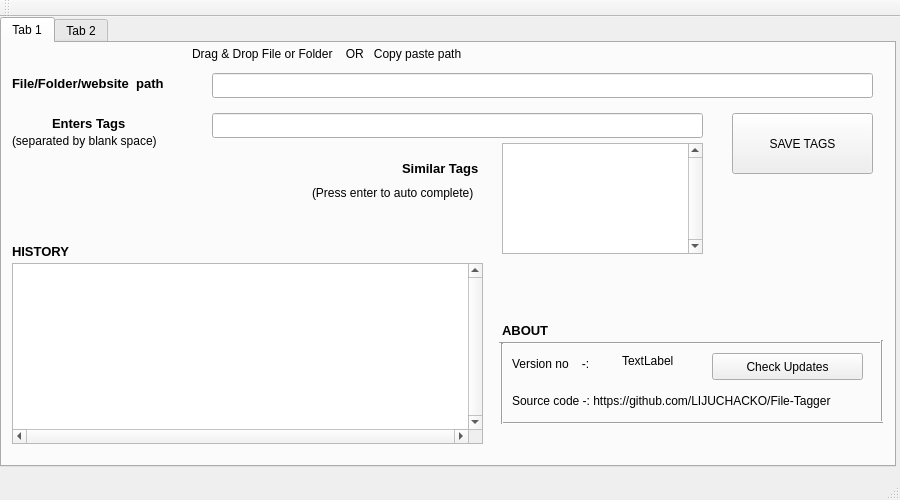
Qt form filetagger.ui (LIJUCHACKO/File-Tagger) before a commit.
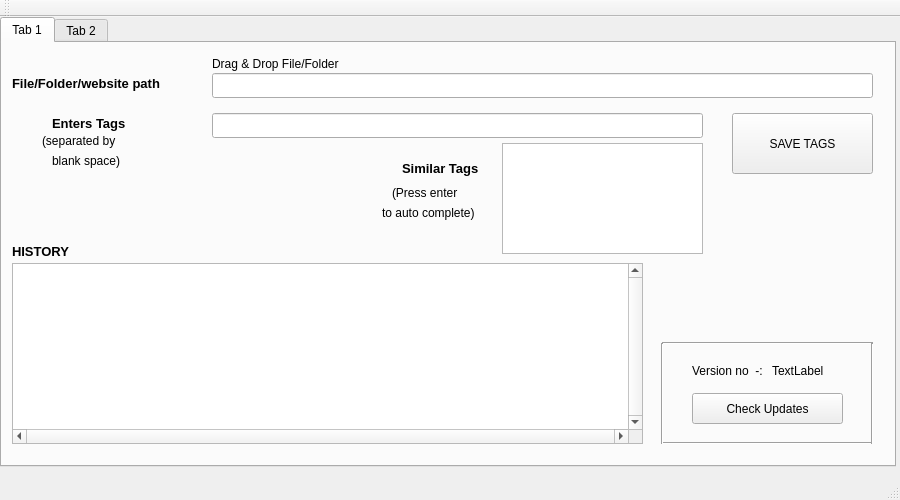
The same form after that commit.

Commit message: interface modified, corrected windows file separator bug

```diff
--- a/filetagger.ui
+++ b/filetagger.ui
@@ -88,7 +88,10 @@
        </size>
       </property>
       <property name="verticalScrollBarPolicy">
-       <enum>Qt::ScrollBarAlwaysOn</enum>
+       <enum>Qt::ScrollBarAlwaysOff</enum>
+      </property>
+      <property name="horizontalScrollBarPolicy">
+       <enum>Qt::ScrollBarAsNeeded</enum>
       </property>
       <property name="sizeAdjustPolicy">
        <enum>QAbstractScrollArea::AdjustToContents</enum>
@@ -171,7 +174,7 @@
        <rect>
         <x>10</x>
         <y>220</y>
-        <width>471</width>
+        <width>631</width>
         <height>181</height>
        </rect>
       </property>
@@ -238,54 +241,41 @@
        </font>
       </property>
       <property name="text">
-       <string>File/Folder/website  path</string>
+       <string>File/Folder/website path</string>
       </property>
      </widget>
      <widget class="QLabel" name="filenametag_2">
       <property name="geometry">
        <rect>
-        <x>190</x>
-        <y>0</y>
-        <width>311</width>
+        <x>210</x>
+        <y>10</y>
+        <width>211</width>
         <height>21</height>
        </rect>
       </property>
       <property name="text">
-       <string>Drag &amp; Drop File or Folder    OR   Copy paste path</string>
+       <string>Drag &amp; Drop File/Folder </string>
       </property>
      </widget>
      <widget class="QLabel" name="Versiono">
       <property name="geometry">
        <rect>
-        <x>510</x>
-        <y>310</y>
+        <x>690</x>
+        <y>320</y>
         <width>91</width>
-        <height>21</height>
-       </rect>
-      </property>
-      <property name="text">
-       <string>Version no    -:</string>
-      </property>
-     </widget>
-     <widget class="QLabel" name="Source">
-      <property name="geometry">
-       <rect>
-        <x>510</x>
-        <y>350</y>
-        <width>361</width>
         <height>16</height>
        </rect>
       </property>
       <property name="text">
-       <string>Source code -: https://github.com/LIJUCHACKO/File-Tagger</string>
+       <string>Version no  -:</string>
       </property>
      </widget>
      <widget class="QLabel" name="version">
       <property name="geometry">
        <rect>
-        <x>620</x>
-        <y>310</y>
-        <width>81</width>
+        <x>770</x>
+        <y>320</y>
+        <width>71</width>
         <height>16</height>
        </rect>
       </property>
@@ -293,32 +283,12 @@
        <string>TextLabel</string>
       </property>
      </widget>
-     <widget class="QLabel" name="label">
-      <property name="geometry">
-       <rect>
-        <x>500</x>
-        <y>280</y>
-        <width>59</width>
-        <height>15</height>
-       </rect>
-      </property>
-      <property name="font">
-       <font>
-        <pointsize>10</pointsize>
-        <weight>75</weight>
-        <bold>true</bold>
-       </font>
-      </property>
-      <property name="text">
-       <string>ABOUT</string>
-      </property>
-     </widget>
      <widget class="Line" name="line">
       <property name="geometry">
        <rect>
-        <x>497</x>
+        <x>660</x>
         <y>290</y>
-        <width>381</width>
+        <width>211</width>
         <height>20</height>
        </rect>
       </property>
@@ -329,9 +299,9 @@
      <widget class="Line" name="line_2">
       <property name="geometry">
        <rect>
-        <x>500</x>
-        <y>370</y>
-        <width>381</width>
+        <x>660</x>
+        <y>390</y>
+        <width>211</width>
         <height>20</height>
        </rect>
       </property>
@@ -342,10 +312,10 @@
      <widget class="Line" name="line_3">
       <property name="geometry">
        <rect>
-        <x>870</x>
-        <y>297</y>
+        <x>860</x>
+        <y>300</y>
         <width>20</width>
-        <height>81</height>
+        <height>101</height>
        </rect>
       </property>
       <property name="orientation">
@@ -355,10 +325,10 @@
      <widget class="Line" name="line_4">
       <property name="geometry">
        <rect>
-        <x>490</x>
+        <x>650</x>
         <y>300</y>
         <width>20</width>
-        <height>81</height>
+        <height>101</height>
        </rect>
       </property>
       <property name="frameShadow">
@@ -371,23 +341,23 @@
      <widget class="QLabel" name="label_2">
       <property name="geometry">
        <rect>
-        <x>10</x>
+        <x>40</x>
         <y>90</y>
-        <width>171</width>
+        <width>101</width>
         <height>16</height>
        </rect>
       </property>
       <property name="text">
-       <string>(separated by blank space)</string>
+       <string>(separated by </string>
       </property>
      </widget>
      <widget class="QPushButton" name="updates">
       <property name="geometry">
        <rect>
-        <x>710</x>
-        <y>310</y>
+        <x>690</x>
+        <y>350</y>
         <width>151</width>
-        <height>27</height>
+        <height>31</height>
        </rect>
       </property>
       <property name="text">
@@ -397,14 +367,40 @@
      <widget class="QLabel" name="label_4">
       <property name="geometry">
        <rect>
-        <x>310</x>
+        <x>390</x>
         <y>140</y>
-        <width>191</width>
+        <width>81</width>
         <height>20</height>
        </rect>
       </property>
       <property name="text">
-       <string>(Press enter to auto complete)</string>
+       <string>(Press enter </string>
+      </property>
+     </widget>
+     <widget class="QLabel" name="label">
+      <property name="geometry">
+       <rect>
+        <x>380</x>
+        <y>160</y>
+        <width>121</width>
+        <height>20</height>
+       </rect>
+      </property>
+      <property name="text">
+       <string>to auto complete)</string>
+      </property>
+     </widget>
+     <widget class="QLabel" name="label_5">
+      <property name="geometry">
+       <rect>
+        <x>50</x>
+        <y>110</y>
+        <width>111</width>
+        <height>16</height>
+       </rect>
+      </property>
+      <property name="text">
+       <string>blank space)</string>
       </property>
      </widget>
      <zorder>ENTER_TAG</zorder>
```
Left out of the diff: 4 changed lines with no effect on the pictures. The commit also changes 7 other files.
